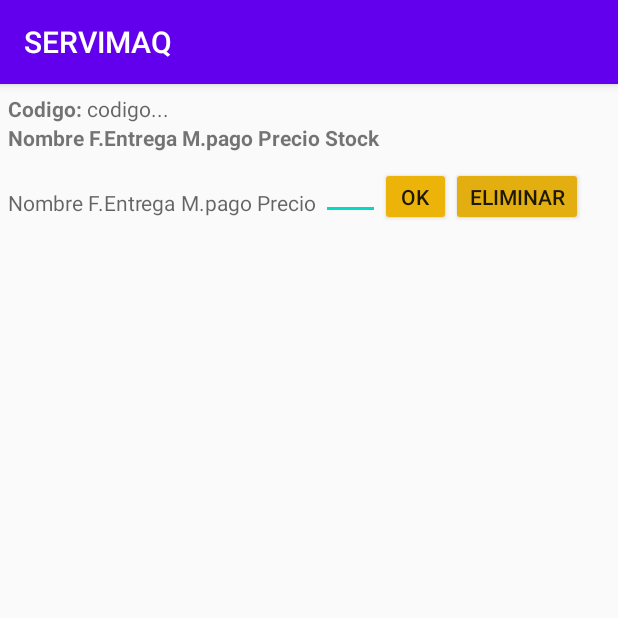
After one commit to BryanORCc/Servimaq, an Android app: the Salida_Prod screen opened directly, with no data from a screen before it, on a phone screen of 412 x 824 dp, the top half of it. The commit adds this screen. Run offline under Robolectric (Android 15) with nearby library versions, the phone set to English and light mode, and no system bars.

Commit message:
salida de producto

```diff
--- a/app/src/main/AndroidManifest.xml
+++ b/app/src/main/AndroidManifest.xml
@@ -13,6 +13,9 @@
         android:roundIcon="@mipmap/ic_launcher_round"
         android:supportsRtl="true"
         android:theme="@style/AppTheme">
+        <activity
+            android:name=".fragments_registros.Salida_Prod"
+            android:exported="true" />
         <activity
             android:name=".Catalogo"
             android:exported="true" />
--- a/app/src/main/java/com/example/servimaq/Catalogo.java
+++ b/app/src/main/java/com/example/servimaq/Catalogo.java
@@ -21,8 +21,9 @@ public class Catalogo extends AppCompatActivity {
     TextView tvMarca, tvAncho, tvDiametro, tvPerfil, tvMmCocada, tvPrecio, tvStock;
     SearchView svBusqueda;
     ListView lvListaProductos;
-    ArrayList<items_lista> lista = new ArrayList<>();;
+    ArrayList<items_lista> lista = new ArrayList<>();
     producto_catalogo prod_catalogo;
+
 
     @Override
     protected void onCreate(Bundle savedInstanceState) {
@@ -42,7 +43,7 @@ public class Catalogo extends AppCompatActivity {
 
         SQLConexion db = new SQLConexion();
 
-        //--SELECT INFORMACION NEUMATICO--------------------------------------------------------
+        //--SELECT INFORMACION NEUMATICO --------------------------------------------------------
         try {
             Statement st = db.ConexionDB(getApplicationContext()).createStatement();
             ResultSet rs = st.executeQuery("select L.LlantaId, L.Precio, L.Stock, D.DetalleLlantaId, D.NombreMarca, D.IndiceCarga, D.IndiceVelocidad, D.FotoLlanta, D.Construccion, D.PresionMaxima,"+
--- a/app/src/main/java/com/example/servimaq/db/SQLConexion.java
+++ b/app/src/main/java/com/example/servimaq/db/SQLConexion.java
@@ -27,8 +27,8 @@ public class SQLConexion {
             StrictMode.ThreadPolicy policy=new StrictMode.ThreadPolicy.Builder().permitAll().build();
             StrictMode.setThreadPolicy(policy);
             Class.forName("net.sourceforge.jtds.jdbc.Driver").newInstance();
-            conexion= DriverManager.getConnection("jdbc:jtds:sqlserver://192.168.1.13;databaseName=Servimaq;user=mssql;password=123;");
-            //conexion= DriverManager.getConnection("jdbc:jtds:sqlserver://192.168.0.18;databaseName=Servimaq;user=sa;password=123;");
+            //conexion= DriverManager.getConnection("jdbc:jtds:sqlserver://192.168.1.13;databaseName=Servimaq;user=mssql;password=123;");
+            conexion= DriverManager.getConnection("jdbc:jtds:sqlserver://192.168.0.104;databaseName=Servimaq;user=sa;password=123;");
 
         }catch (Exception e){
             Toast.makeText(c,"Falla de conexion",Toast.LENGTH_SHORT).show();
--- /dev/null
+++ b/app/src/main/java/com/example/servimaq/fragments_registros/Salida_Prod.java
@@ -0,0 +1,91 @@
+package com.example.servimaq.fragments_registros;
+import androidx.appcompat.app.AppCompatActivity;
+import android.os.Bundle;
+import android.widget.Button;
+import android.widget.EditText;
+import android.widget.ListAdapter;
+import android.widget.ListView;
+import android.widget.TextView;
+import android.widget.Toast;
+import com.example.servimaq.R;
+import com.example.servimaq.db.SQLConexion;
+import com.example.servimaq.db.items_lista_salida_P;
+import com.example.servimaq.producto_catalogo;
+
+import java.sql.ResultSet;
+import java.sql.Statement;
+import java.util.ArrayList;
+
+public class Salida_Prod extends AppCompatActivity {
+
+    EditText etstock;
+    Button btnaceptar, btneliminar;
+    TextView tventrega, tvmodopago, tvPrecio,tvnombre, tvcod;
+    ListView lvSalidaProducto;
+    String codPedido = "";
+    String salida;
+    //ArrayList<String> op = new ArrayList<>();
+  //  ArrayList<String> info = new ArrayList<>();
+    items_lista_salida_P  lp;
+ArrayList<items_lista_salida_P>lista= new ArrayList<>();
+
+
+    protected void onCreate(Bundle savedInstanceState) {
+        super.onCreate(savedInstanceState);
+        setContentView(R.layout.activity_salida_prod);
+
+        tvcod = findViewById(R.id.tvcod);
+        tvnombre = findViewById(R.id.tvnombre);
+        tventrega = findViewById(R.id.tventrega);
+        tvmodopago = findViewById(R.id.tvmodopago);
+        tvPrecio = findViewById(R.id.tvPrecio);
+        etstock = findViewById(R.id.etstock);
+        btnaceptar = findViewById(R.id.btnaceptar);
+        btneliminar = findViewById(R.id.btneliminar);
+
+
+        SQLConexion db = new SQLConexion();
+
+        try {
+            Statement st = db.ConexionDB(getApplicationContext()).createStatement();
+
+            ResultSet rs = st.executeQuery("select I.ItemId,I.Cantidad ,I.Precio, I.Total , P.codPedido,P.NombresCliente,P.ApellidosCliente,P.Correo,P.FechaActual,P.FechaEntrega,P.ModoPago,P.DNI " +
+                    "FROM T_Listado I INNER  JOIN T_Pedido P ON P.codPedido = I.codPedido  ;");
+
+
+            if (!rs.next()) {
+                codPedido = "";
+                Toast.makeText(getApplicationContext(), "No se encontraron registros", Toast.LENGTH_SHORT).show();
+            } else {
+                do {
+
+                   /* op.add(rs.getString(1));
+
+                    salida = "-NombresCliente: " + rs.getString(2) +
+                            "\n-FechaEntrega: " + rs.getString(6) +
+                            "\n-ModoPago: " + rs.getString(7)+
+                            "\n-Precio: " + rs.getString(7);
+
+                  info.add(salida);  */
+
+                    lista.add(new items_lista_salida_P(rs.getString(2), rs.getString(7), rs.getInt(19), rs.getDouble(7)));
+                } while (rs.next());
+
+
+             //   ArrayAdapter adapter = new ArrayAdapter(getContext(), android.R.layout.simple_spinner_dropdown_item, op);
+
+
+            }
+
+        } catch (Exception e) {
+            Toast.makeText(getApplicationContext(), e.getMessage(), Toast.LENGTH_SHORT).show();
+        }
+      // lp = new items_lista_salida_P(getApplicationContext(),lista);
+
+      //  lvSalidaProducto.setAdapter((ListAdapter) lp);
+
+
+    }
+
+
+}
--- /dev/null
+++ b/app/src/main/res/layout/activity_salida_prod.xml
@@ -0,0 +1,159 @@
+<?xml version="1.0" encoding="utf-8"?>
+<LinearLayout xmlns:android="http://schemas.android.com/apk/res/android"
+    android:layout_width="match_parent"
+    android:layout_height="match_parent"
+    android:orientation="vertical">
+
+    <ListView
+        android:id="@+id/lvSalidaProducto"
+        android:layout_width="match_parent"
+        android:layout_height="1dp"/>
+
+    <LinearLayout
+        android:layout_width="match_parent"
+        android:layout_height="wrap_content"
+        android:orientation="horizontal">
+
+
+        <!--CODIGO _________________________________________________________________-->
+        <LinearLayout
+            android:layout_width="0dp"
+            android:layout_height="match_parent"
+            android:layout_weight="0.6"
+            android:orientation="vertical"
+            android:padding="5dp">
+
+
+            <LinearLayout
+                android:layout_width="wrap_content"
+                android:layout_height="wrap_content">
+
+                <TextView
+                    android:layout_width="wrap_content"
+                    android:layout_height="wrap_content"
+                    android:text="Codigo: "
+                    android:textStyle="bold" />
+
+                <TextView
+                    android:id="@+id/tvcod"
+                    android:layout_width="wrap_content"
+                    android:layout_height="wrap_content"
+                    android:hint="codigo..." />
+            </LinearLayout>
+
+
+            <!--BLOQUE____________________________________________________-->
+            <LinearLayout
+                android:layout_width="411dp"
+                android:layout_height="29dp"
+                android:orientation="horizontal">
+
+                <TextView
+                    android:layout_width="wrap_content"
+                    android:layout_height="wrap_content"
+                    android:text="Nombre "
+                    android:textStyle="bold" />
+
+                <TextView
+                    android:layout_width="wrap_content"
+                    android:layout_height="wrap_content"
+                    android:text="F.Entrega "
+                    android:textStyle="bold" />
+
+                <TextView
+                    android:layout_width="wrap_content"
+                    android:layout_height="wrap_content"
+                    android:text="M.pago "
+                    android:textStyle="bold" />
+
+                <TextView
+                    android:layout_width="wrap_content"
+                    android:layout_height="wrap_content"
+                    android:text="Precio "
+                    android:textStyle="bold" />
+
+                <TextView
+                    android:layout_width="wrap_content"
+                    android:layout_height="wrap_content"
+                    android:text="Stock "
+                    android:textStyle="bold" />
+
+            </LinearLayout>
+            <!--BLOQUE______******______________________________________________-->
+            <LinearLayout
+                android:layout_width="411dp"
+                android:layout_height="109dp"
+                android:orientation="horizontal">
+
+                <TextView
+                    android:layout_width="wrap_content"
+                    android:layout_height="wrap_content"
+                    android:hint="Nombre "
+                    android:id="@+id/tvnombre"/>
+
+
+                <TextView
+
+                    android:layout_width="wrap_content"
+                    android:layout_height="wrap_content"
+                    android:hint="F.Entrega "
+                    android:id="@+id/tventrega"
+                    />
+
+
+                <TextView
+                    android:layout_width="wrap_content"
+                    android:layout_height="wrap_content"
+                    android:hint="M.pago "
+                    android:id="@+id/tvmodopago"/>
+
+
+                <TextView
+                    android:id="@+id/tvPrecio"
+                    android:layout_width="wrap_content"
+                    android:layout_height="wrap_content"
+                    android:hint="Precio " />
+
+
+                <EditText
+                    android:id="@+id/etstock"
+                    android:layout_width="39dp"
+                    android:layout_height="35dp"
+                    android:inputType="number"
+
+                    />
+
+
+                <LinearLayout
+
+                    android:layout_width="wrap_content"
+                    android:layout_height="wrap_content"
+                    android:orientation="horizontal">
+
+                    <Button
+                        android:id="@+id/btnaceptar"
+                        android:layout_width="47dp"
+                        android:layout_height="wrap_content"
+                        android:layout_weight="1"
+                        android:backgroundTint="#ECB309"
+                        android:minHeight="2dp"
+                        android:text="ok" />
+
+                    <Button
+                        android:id="@+id/btneliminar"
+                        android:layout_width="wrap_content"
+                        android:layout_height="match_parent"
+                        android:layout_weight="1"
+                        android:backgroundTint="#E3AE10"
+                        android:minHeight="2dp"
+                        android:text="eliminar" />
+
+                </LinearLayout>
+            </LinearLayout>
+        </LinearLayout>
+
+    </LinearLayout>
+
+
+
+</LinearLayout>
```
Also changed, not shown: app/src/main/java/com/example/servimaq/db/items_lista_salida_P.java (added, +53 -0 lines), app/src/main/java/com/example/servimaq/lista_salida_producto.java (added, +73 -0 lines), app/src/main/java/com/example/servimaq/menu_opciones.java (+16 -1 lines), app/src/main/res/layout/activity_menu_opciones.xml (+8 -7 lines), app/src/main/res/layout/producto_lista_catalogo.xml (+4 -3 lines), app/src/main/res/drawable/salida_producto.PNG (added).
